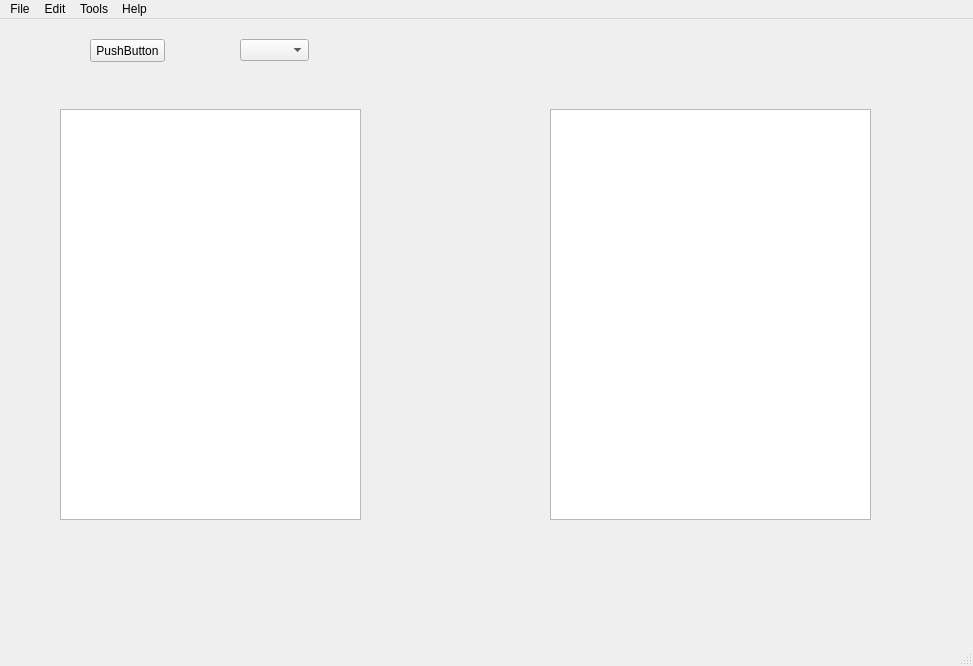
Old version of the form AppUI.ui in the repository ArcheVision/DanceMachine.
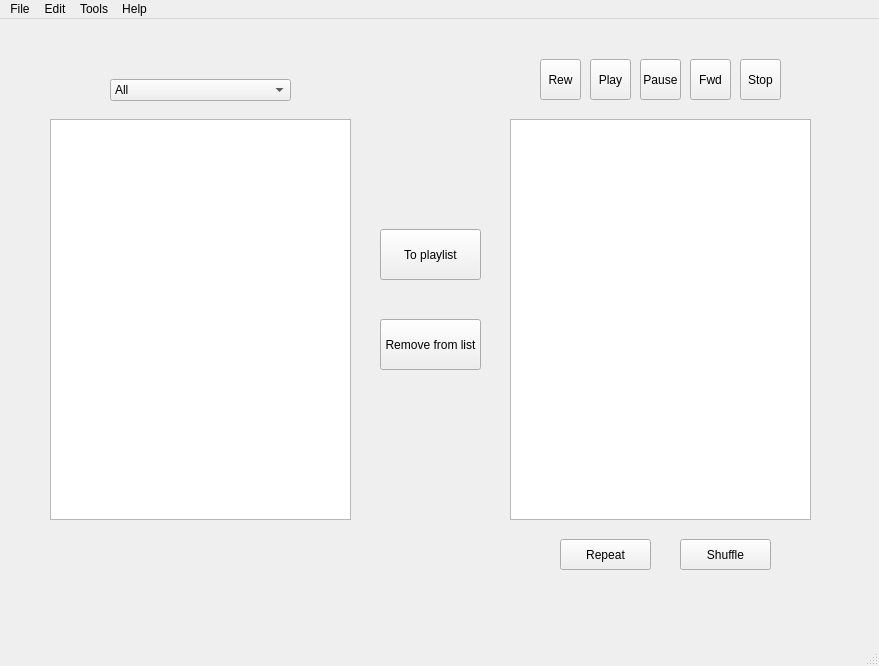
New version of the form.

The edit to the form file:
```diff
--- a/AppUI.ui
+++ b/AppUI.ui
@@ -6,7 +6,7 @@
    <rect>
     <x>0</x>
     <y>0</y>
-    <width>973</width>
+    <width>879</width>
     <height>666</height>
    </rect>
   </property>
@@ -17,44 +17,156 @@
    <widget class="QComboBox" name="comboBox">
     <property name="geometry">
      <rect>
-      <x>240</x>
-      <y>20</y>
-      <width>69</width>
+      <x>110</x>
+      <y>60</y>
+      <width>181</width>
       <height>22</height>
      </rect>
     </property>
+    <item>
+     <property name="text">
+      <string>All</string>
+     </property>
+    </item>
    </widget>
-   <widget class="QListWidget" name="listWidget">
+   <widget class="QTableView" name="songList">
     <property name="geometry">
      <rect>
-      <x>60</x>
-      <y>90</y>
+      <x>50</x>
+      <y>100</y>
       <width>301</width>
-      <height>411</height>
+      <height>401</height>
      </rect>
     </property>
    </widget>
-   <widget class="QListWidget" name="listWidget_2">
+   <widget class="QTableView" name="playList">
     <property name="geometry">
      <rect>
-      <x>550</x>
-      <y>90</y>
-      <width>321</width>
-      <height>411</height>
+      <x>510</x>
+      <y>100</y>
+      <width>301</width>
+      <height>401</height>
      </rect>
     </property>
    </widget>
-   <widget class="QPushButton" name="pushButton">
+   <widget class="QToolButton" name="playButton">
     <property name="geometry">
      <rect>
-      <x>90</x>
-      <y>20</y>
-      <width>75</width>
-      <height>23</height>
+      <x>590</x>
+      <y>40</y>
+      <width>41</width>
+      <height>41</height>
      </rect>
     </property>
     <property name="text">
-     <string>PushButton</string>
+     <string>Play</string>
+    </property>
+   </widget>
+   <widget class="QToolButton" name="pauseButton">
+    <property name="geometry">
+     <rect>
+      <x>640</x>
+      <y>40</y>
+      <width>41</width>
+      <height>41</height>
+     </rect>
+    </property>
+    <property name="text">
+     <string>Pause</string>
+    </property>
+   </widget>
+   <widget class="QToolButton" name="forwardButton">
+    <property name="geometry">
+     <rect>
+      <x>690</x>
+      <y>40</y>
+      <width>41</width>
+      <height>41</height>
+     </rect>
+    </property>
+    <property name="text">
+     <string>Fwd</string>
+    </property>
+   </widget>
+   <widget class="QToolButton" name="rewindButton">
+    <property name="geometry">
+     <rect>
+      <x>540</x>
+      <y>40</y>
+      <width>41</width>
+      <height>41</height>
+     </rect>
+    </property>
+    <property name="text">
+     <string>Rew</string>
+    </property>
+   </widget>
+   <widget class="QToolButton" name="stopButton">
+    <property name="geometry">
+     <rect>
+      <x>740</x>
+      <y>40</y>
+      <width>41</width>
+      <height>41</height>
+     </rect>
+    </property>
+    <property name="text">
+     <string>Stop</string>
+    </property>
+   </widget>
+   <widget class="QToolButton" name="repeatButton">
+    <property name="geometry">
+     <rect>
+      <x>560</x>
+      <y>520</y>
+      <width>91</width>
+      <height>31</height>
+     </rect>
+    </property>
+    <property name="styleSheet">
+     <string notr="true"/>
+    </property>
+    <property name="text">
+     <string>Repeat</string>
+    </property>
+   </widget>
+   <widget class="QToolButton" name="shuffleButton">
+    <property name="geometry">
+     <rect>
+      <x>680</x>
+      <y>520</y>
+      <width>91</width>
+      <height>31</height>
+     </rect>
+    </property>
+    <property name="text">
+     <string>Shuffle</string>
+    </property>
+   </widget>
+   <widget class="QToolButton" name="toPlaylistButton">
+    <property name="geometry">
+     <rect>
+      <x>380</x>
+      <y>210</y>
+      <width>101</width>
+      <height>51</height>
+     </rect>
+    </property>
+    <property name="text">
+     <string>To playlist</string>
+    </property>
+   </widget>
+   <widget class="QToolButton" name="removeFromPlaylistButton">
+    <property name="geometry">
+     <rect>
+      <x>380</x>
+      <y>300</y>
+      <width>101</width>
+      <height>51</height>
+     </rect>
+    </property>
+    <property name="text">
+     <string>Remove from list</string>
     </property>
    </widget>
   </widget>
@@ -63,7 +175,7 @@
     <rect>
      <x>0</x>
      <y>0</y>
-     <width>973</width>
+     <width>879</width>
      <height>21</height>
     </rect>
    </property>
```
Left out of the diff: 2 changed lines with no effect on the pictures.
